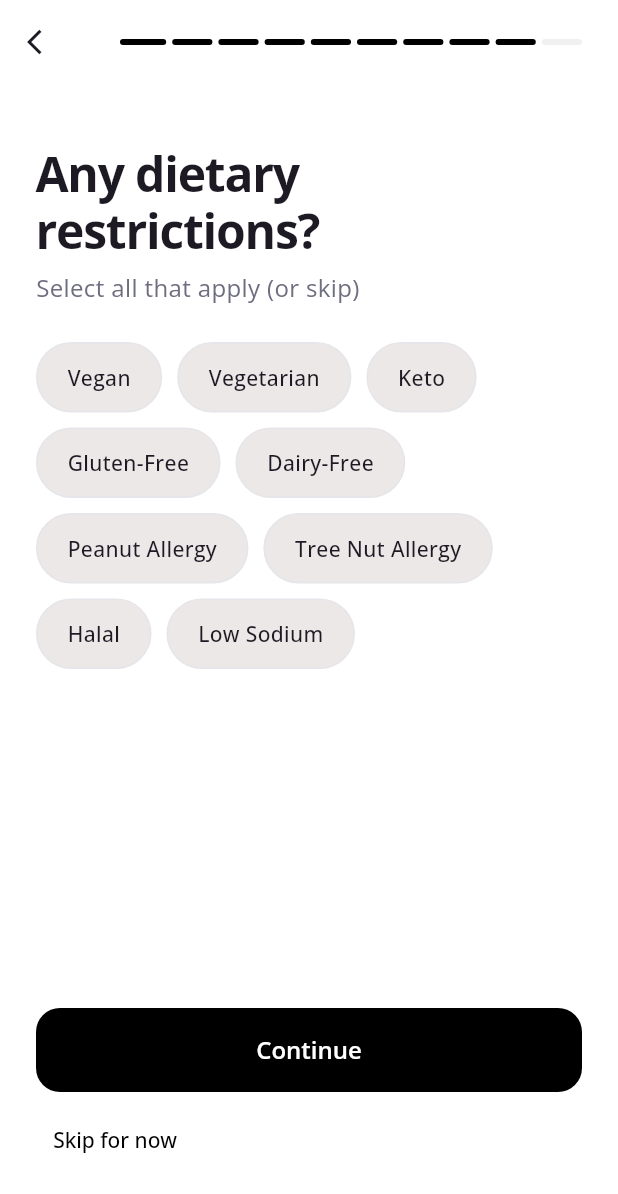
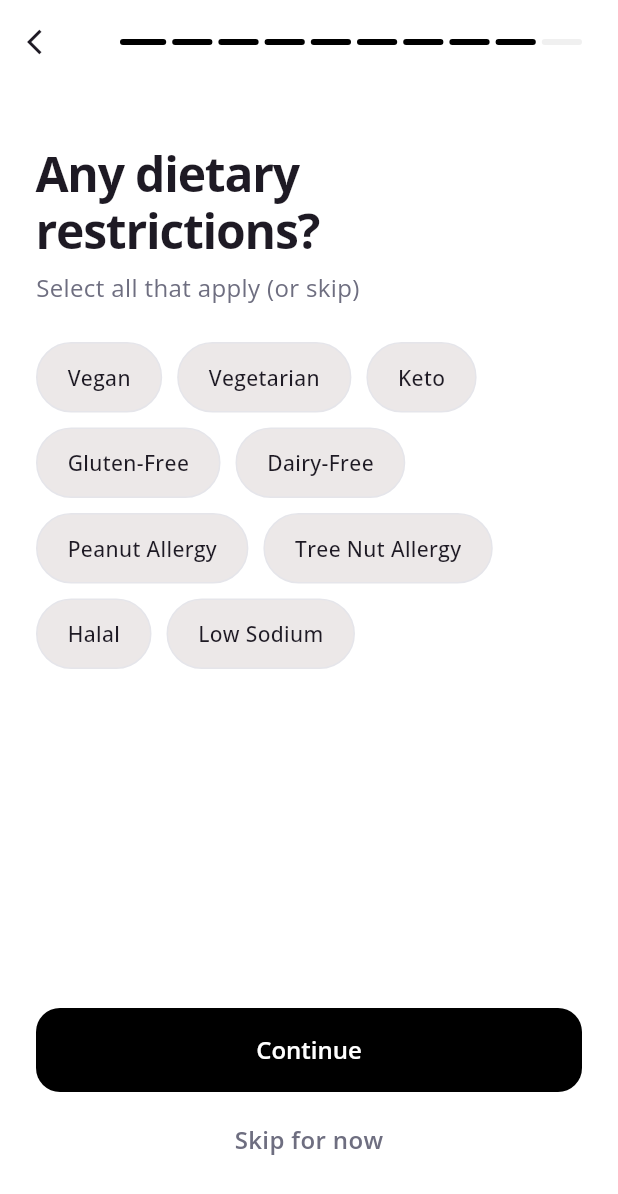
Before and after one commit to Umar1312/ai-diet-coach, a Flutter app: the DietaryRestrictionsScreen screen opened by its route, on a phone screen of 412 x 824 dp. Shown: the top 1194 px of the screen. Run offline on Flutter 3.47's test engine with Material 3 defaults, Android fonts, the phone set to English and light mode, and no system bars; our stand-ins replace dio, firebase_auth, firebase_core, flutter_dotenv, flutter_mobx, flutter_svg and 8 more; missing offline and left inert: purchases_flutter, purchases_ui_flutter; accounts and stored records are empty; generated files the repository leaves out were written again; network calls fail.

Commit message:
Center onboarding skip actions

```diff
--- a/lib/presentation/screens/onboarding/dietary_restrictions_screen.dart
+++ b/lib/presentation/screens/onboarding/dietary_restrictions_screen.dart
@@ -6,6 +6,7 @@ import '../../../core/constants/app_constants.dart';
 import '../../../main.dart';
 import '../../widgets/primary_button.dart';
 import '../../widgets/onboarding_progress_bar.dart';
+import '../../widgets/onboarding_secondary_button.dart';
 
 class DietaryRestrictionsScreen extends StatefulWidget {
   const DietaryRestrictionsScreen({super.key});
@@ -79,9 +80,9 @@ class _DietaryRestrictionsScreenState extends State<DietaryRestrictionsScreen> {
                 },
               ),
               const SizedBox(height: 8),
-              TextButton(
+              OnboardingSecondaryButton(
+                text: 'Skip for now',
                 onPressed: () => context.push('/onboarding/food-location'),
-                child: const Text('Skip for now'),
               ),
               const SizedBox(height: 16),
             ],
--- /dev/null
+++ b/lib/presentation/widgets/onboarding_secondary_button.dart
@@ -0,0 +1,45 @@
+import 'package:flutter/material.dart';
+import 'package:flutter/services.dart';
+
+import 'package:diet_coach_ai/core/constants/app_colors.dart';
+
+class OnboardingSecondaryButton extends StatelessWidget {
+  final String text;
+  final VoidCallback? onPressed;
+
+  const OnboardingSecondaryButton({
+    super.key,
+    required this.text,
+    required this.onPressed,
+  });
+
+  @override
+  Widget build(BuildContext context) {
+    return GestureDetector(
+      behavior: HitTestBehavior.opaque,
+      onTap: onPressed == null
+          ? null
+          : () {
+              HapticFeedback.selectionClick();
+              onPressed!();
+            },
+      child: SizedBox(
+        width: double.infinity,
+        height: 48,
+        child: Center(
+          child: Text(
+            text,
+            textAlign: TextAlign.center,
+            style: TextStyle(
+              fontSize: 16,
+              fontWeight: FontWeight.w600,
+              color: onPressed == null
+                  ? AppColors.textTertiary
+                  : AppColors.textSecondary,
+            ),
+          ),
+        ),
+      ),
+    );
+  }
+}
```
Also changed, not shown: lib/presentation/screens/onboarding/notification_permission_screen.dart (+3 -5 lines), lib/presentation/screens/pantry/pantry_onboarding_screen.dart (+4 -3 lines), 1 other file.
